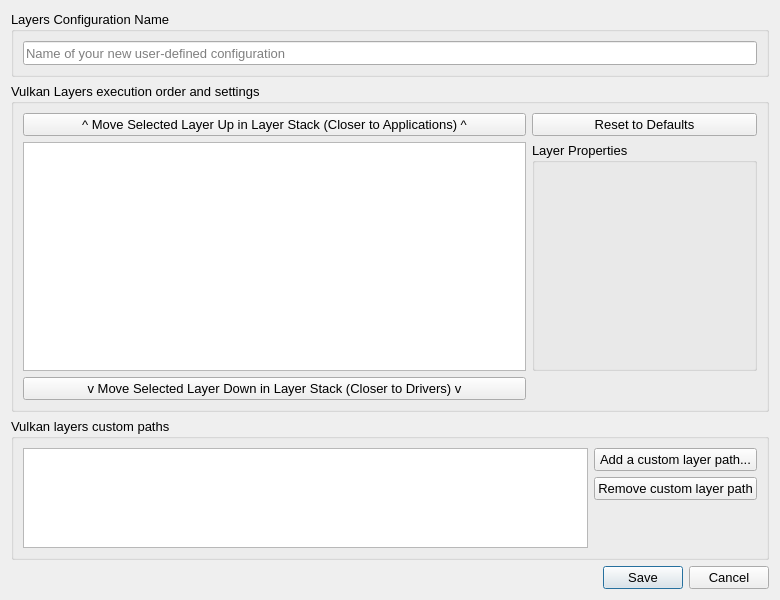
The window that vkconfig/dlgprofileeditor.ui (LunarG/VulkanTools) describes before a commit, drawn with Qt 5.
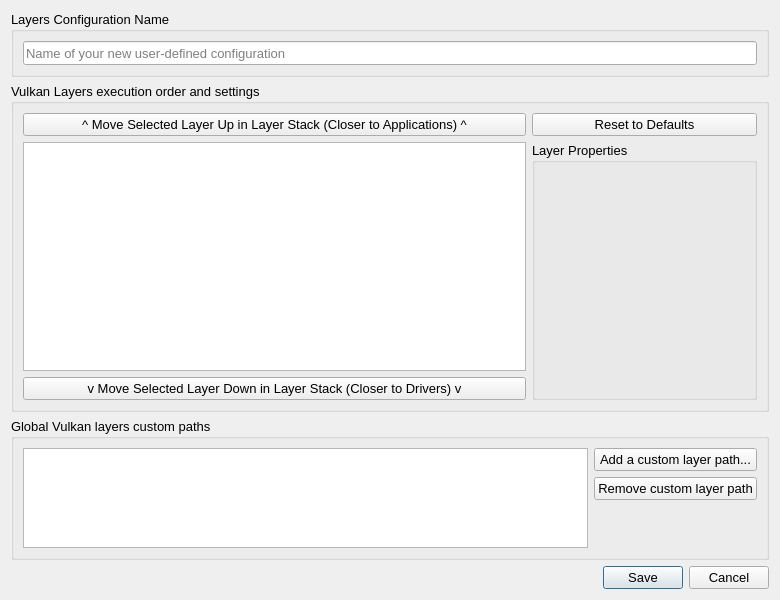
The same window after the commit.

What changed in the file:
```diff
--- a/vkconfig/dlgprofileeditor.ui
+++ b/vkconfig/dlgprofileeditor.ui
@@ -140,7 +140,7 @@
         </property>
        </widget>
       </item>
-      <item row="2" column="1" rowspan="4">
+      <item row="2" column="1" rowspan="5">
        <widget class="QGroupBox" name="groupBox_5">
         <property name="minimumSize">
          <size>
@@ -231,7 +231,7 @@
       </size>
      </property>
      <property name="title">
-      <string>Vulkan layers custom paths</string>
+      <string>Global Vulkan layers custom paths</string>
      </property>
      <layout class="QGridLayout" name="gridLayout_3">
       <item row="2" column="1">
```
